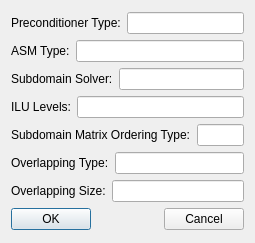
Qt form ArteryTechQtProject/ArteryTechQtProject/QtArteryTechPreconditionerSetupUI.ui (chenfeigen/HBFlowsSrc) before a commit.
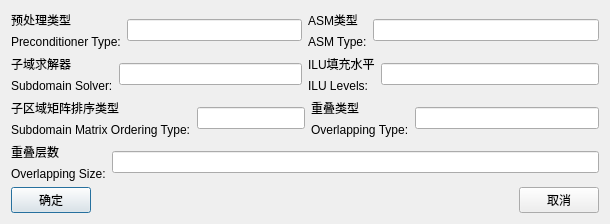
The same form after that commit.

The edit to the form file:
```diff
--- a/ArteryTechQtProject/ArteryTechQtProject/QtArteryTechPreconditionerSetupUI.ui
+++ b/ArteryTechQtProject/ArteryTechQtProject/QtArteryTechPreconditionerSetupUI.ui
@@ -6,27 +6,38 @@
    <rect>
     <x>0</x>
     <y>0</y>
-    <width>255</width>
-    <height>243</height>
+    <width>610</width>
+    <height>211</height>
    </rect>
   </property>
   <property name="windowTitle">
    <string>QtArteryTechPreconditionerSetupUI</string>
   </property>
-  <layout class="QVBoxLayout" name="verticalLayout_3">
+  <layout class="QVBoxLayout" name="verticalLayout_9">
    <item>
-    <layout class="QVBoxLayout" name="verticalLayout_2">
+    <layout class="QVBoxLayout" name="verticalLayout_8">
      <item>
-      <layout class="QVBoxLayout" name="verticalLayout">
+      <layout class="QHBoxLayout" name="horizontalLayout_9">
        <item>
         <layout class="QHBoxLayout" name="horizontalLayout">
          <item>
+          <layout class="QVBoxLayout" name="verticalLayout">
+           <item>
+            <widget class="QLabel" name="label">
+             <property name="text">
+              <string>预处理类型</string>
+             </property>
+            </widget>
+           </item>
+           <item>
           <widget class="QLabel" name="PreconditionerTypeLabel">
            <property name="text">
             <string>Preconditioner Type:</string>
            </property>
           </widget>
          </item>
+          </layout>
+         </item>
          <item>
           <widget class="QLineEdit" name="PreconditionerTypeLineEdit"/>
          </item>
@@ -35,19 +46,43 @@
        <item>
         <layout class="QHBoxLayout" name="horizontalLayout_2">
          <item>
+          <layout class="QVBoxLayout" name="verticalLayout_2">
+           <item>
+            <widget class="QLabel" name="label_2">
+             <property name="text">
+              <string>ASM类型</string>
+             </property>
+            </widget>
+           </item>
+           <item>
           <widget class="QLabel" name="ASMTypeLabel">
            <property name="text">
             <string>ASM Type:</string>
            </property>
           </widget>
          </item>
+          </layout>
+         </item>
          <item>
           <widget class="QLineEdit" name="ASMTypeLineEdit"/>
          </item>
         </layout>
        </item>
+      </layout>
+     </item>
        <item>
-        <layout class="QHBoxLayout" name="horizontalLayout_4">
+      <layout class="QHBoxLayout" name="horizontalLayout_10">
+       <item>
+        <layout class="QHBoxLayout" name="horizontalLayout_3">
+         <item>
+          <layout class="QVBoxLayout" name="verticalLayout_3">
+           <item>
+            <widget class="QLabel" name="label_3">
+             <property name="text">
+              <string>子域求解器</string>
+             </property>
+            </widget>
+           </item>
          <item>
           <widget class="QLabel" name="SubdomainSolverLabel">
            <property name="text">
@@ -55,13 +90,24 @@
            </property>
           </widget>
          </item>
+          </layout>
+         </item>
          <item>
           <widget class="QLineEdit" name="SubdomainSolverLineEdit"/>
          </item>
         </layout>
        </item>
        <item>
-        <layout class="QHBoxLayout" name="horizontalLayout_5">
+        <layout class="QHBoxLayout" name="horizontalLayout_4">
+         <item>
+          <layout class="QVBoxLayout" name="verticalLayout_4">
+           <item>
+            <widget class="QLabel" name="label_4">
+             <property name="text">
+              <string>ILU填充水平</string>
+             </property>
+            </widget>
+           </item>
          <item>
           <widget class="QLabel" name="ILULevelsLabel">
            <property name="text">
@@ -69,13 +115,28 @@
            </property>
           </widget>
          </item>
+          </layout>
+         </item>
          <item>
           <widget class="QLineEdit" name="ILULevelsLineEdit"/>
          </item>
         </layout>
        </item>
+      </layout>
+     </item>
        <item>
-        <layout class="QHBoxLayout" name="horizontalLayout_6">
+      <layout class="QHBoxLayout" name="horizontalLayout_11">
+       <item>
+        <layout class="QHBoxLayout" name="horizontalLayout_5">
+         <item>
+          <layout class="QVBoxLayout" name="verticalLayout_5">
+           <item>
+            <widget class="QLabel" name="label_5">
+             <property name="text">
+              <string>子区域矩阵排序类型</string>
+             </property>
+            </widget>
+           </item>
          <item>
           <widget class="QLabel" name="SubdomainMatrixOrderingTypeLabel">
            <property name="text">
@@ -83,13 +144,24 @@
            </property>
           </widget>
          </item>
+          </layout>
+         </item>
          <item>
           <widget class="QLineEdit" name="SubdomainMatrixOrderingTypeLineEdit"/>
          </item>
         </layout>
        </item>
        <item>
-        <layout class="QHBoxLayout" name="horizontalLayout_7">
+        <layout class="QHBoxLayout" name="horizontalLayout_6">
+         <item>
+          <layout class="QVBoxLayout" name="verticalLayout_6">
+           <item>
+            <widget class="QLabel" name="label_6">
+             <property name="text">
+              <string>重叠类型</string>
+             </property>
+            </widget>
+           </item>
          <item>
           <widget class="QLabel" name="OverlappingTypeLabel">
            <property name="text">
@@ -97,13 +169,26 @@
            </property>
           </widget>
          </item>
+          </layout>
+         </item>
          <item>
           <widget class="QLineEdit" name="OverlappingTypeLineEdit"/>
          </item>
         </layout>
        </item>
+      </layout>
+     </item>
        <item>
-        <layout class="QHBoxLayout" name="horizontalLayout_8">
+      <layout class="QHBoxLayout" name="horizontalLayout_7">
+       <item>
+        <layout class="QVBoxLayout" name="verticalLayout_7">
+         <item>
+          <widget class="QLabel" name="label_7">
+           <property name="text">
+            <string>重叠层数</string>
+           </property>
+          </widget>
+         </item>
          <item>
           <widget class="QLabel" name="OverlappingSizeLabel">
            <property name="text">
@@ -111,19 +196,19 @@
            </property>
           </widget>
          </item>
+        </layout>
+       </item>
          <item>
           <widget class="QLineEdit" name="OverlappingSizeLineEdit"/>
          </item>
         </layout>
        </item>
-      </layout>
-     </item>
      <item>
-      <layout class="QHBoxLayout" name="horizontalLayout_3">
+      <layout class="QHBoxLayout" name="horizontalLayout_8">
        <item>
         <widget class="QPushButton" name="OKPushButton">
          <property name="text">
-          <string>OK</string>
+          <string>确定</string>
          </property>
         </widget>
        </item>
@@ -143,7 +228,7 @@
        <item>
         <widget class="QPushButton" name="CancelPushButton">
          <property name="text">
-          <string>Cancel</string>
+          <string>取消</string>
          </property>
         </widget>
        </item>
```
Lines whose indentation alone changed are shown as unchanged.
